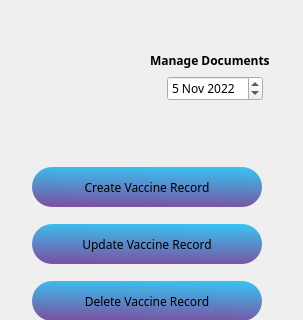
This is MyCovidRecord/managedocuments.ui in gagabon501/cs106-2 as Qt 5 draws it before an edit; both pictures show x 0 to 303 and y 0 to 320 of the 303 by 569 pixel window. The edited form follows.
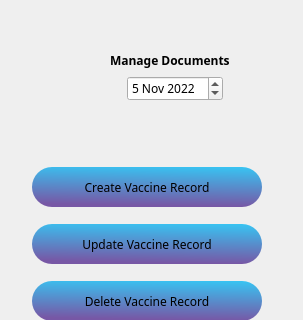
This is the edited form. Icons and pictures are not drawn.

Commit message: added signals to push buttons

What changed in the file:
```diff
--- a/MyCovidRecord/managedocuments.ui
+++ b/MyCovidRecord/managedocuments.ui
@@ -28,7 +28,7 @@
      <rect>
       <x>30</x>
       <y>30</y>
-      <width>106</width>
+      <width>81</width>
       <height>86</height>
      </rect>
     </property>
@@ -60,7 +60,7 @@
    <widget class="QWidget" name="verticalLayoutWidget_2">
     <property name="geometry">
      <rect>
-      <x>150</x>
+      <x>110</x>
       <y>50</y>
       <width>131</width>
       <height>51</height>
```
The commit also changes 3 other files.
